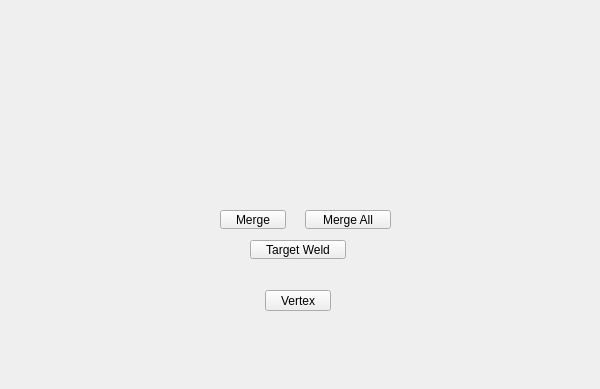
m3trik/tentacle, file tentacle/ui/polygons#vertex#submenu.ui: the form before one commit; both pictures show x 0 to 600 and y 0 to 389 of the 600 by 600 pixel window.
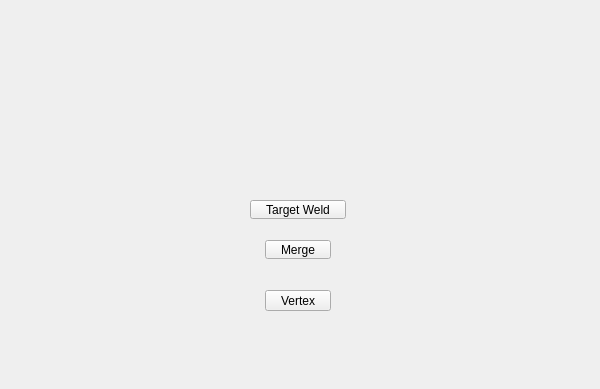
The form after the commit. Custom widgets are drawn as their Qt base class.

The edit to the form file:
```diff
--- a/tentacle/ui/polygons#vertex#submenu.ui
+++ b/tentacle/ui/polygons#vertex#submenu.ui
@@ -62,8 +62,8 @@
     </property>
     <property name="geometry">
      <rect>
-      <x>220</x>
-      <y>210</y>
+      <x>265</x>
+      <y>240</y>
       <width>66</width>
       <height>19</height>
      </rect>
@@ -122,7 +122,7 @@
     <property name="geometry">
      <rect>
       <x>250</x>
-      <y>240</y>
+      <y>200</y>
       <width>96</width>
       <height>19</height>
      </rect>
@@ -183,37 +183,6 @@
      </palette>
     </property>
    </widget>
-   <widget class="PushButton" name="b006">
-    <property name="enabled">
-     <bool>true</bool>
-    </property>
-    <property name="geometry">
-     <rect>
-      <x>305</x>
-      <y>210</y>
-      <width>86</width>
-      <height>19</height>
-     </rect>
-    </property>
-    <property name="maximumSize">
-     <size>
-      <width>111</width>
-      <height>19</height>
-     </size>
-    </property>
-    <property name="toolTip">
-     <string>Merge selected components.  (default: to center)</string>
-    </property>
-    <property name="text">
-     <string>Merge All</string>
-    </property>
-    <property name="iconSize">
-     <size>
-      <width>18</width>
-      <height>18</height>
-     </size>
-    </property>
-   </widget>
   </widget>
  </widget>
  <customwidgets>
```
